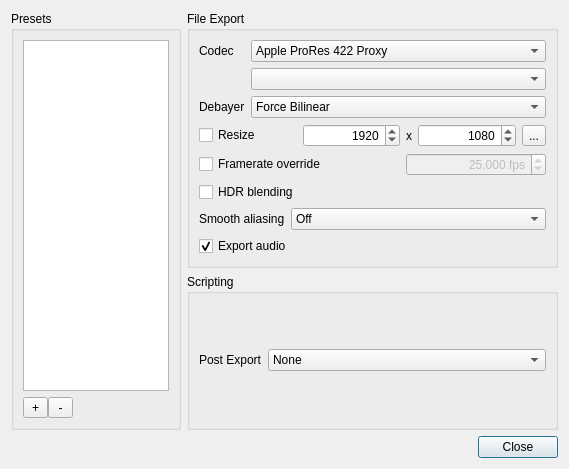
Before: the Qt Designer form platform/qt/ExportSettingsDialog.ui in GhervasaCristian/MLV-App-GPU, drawn with Qt 5.
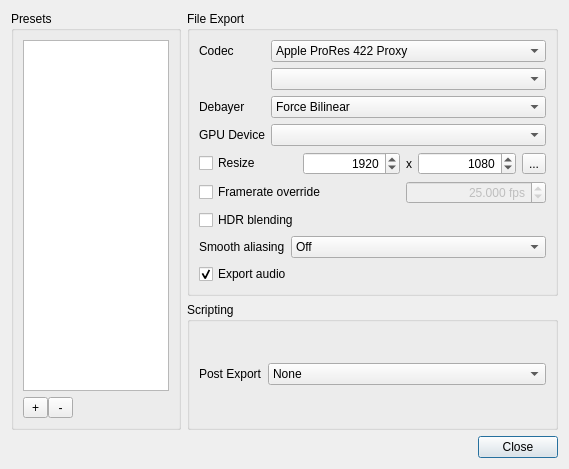
After: the same form once the commit is applied. Icons and pictures are not drawn.

Commit message: Add GPU device selection dropdown and multi-GPU platform support

Patch:
```diff
--- a/platform/qt/ExportSettingsDialog.ui
+++ b/platform/qt/ExportSettingsDialog.ui
@@ -358,6 +358,20 @@
           </property>
          </widget>
         </item>
+        <item row="3" column="0">
+         <widget class="QLabel" name="labelGpuDevice">
+          <property name="text">
+           <string>GPU Device</string>
+          </property>
+         </widget>
+        </item>
+        <item row="3" column="1">
+         <widget class="QComboBox" name="comboBoxGpuDevice">
+          <property name="toolTip">
+           <string>Select GPU device for rendering, playback, and export</string>
+          </property>
+         </widget>
+        </item>
        </layout>
       </item>
       <item>
```
The commit also changes 9 other files.
